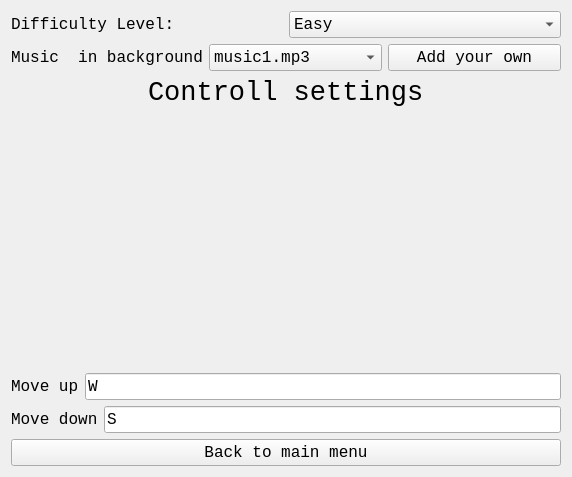
First picture: the form in settings.ui, repository Laxynium/PongGame_with_Qt, before the edit.
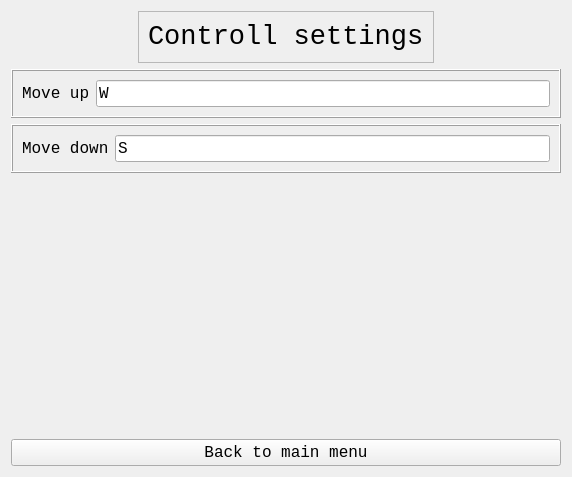
Second picture: the form after the edit. Custom widgets are drawn as their Qt base class.

```diff
--- a/settings.ui
+++ b/settings.ui
@@ -14,116 +14,16 @@
    <string>Form</string>
   </property>
   <layout class="QVBoxLayout" name="verticalLayout">
-   <item>
-    <layout class="QHBoxLayout" name="horizontalLayout">
-     <item>
-      <widget class="QLabel" name="label">
-       <property name="font">
-        <font>
-         <family>Consolas</family>
-         <pointsize>12</pointsize>
-        </font>
-       </property>
-       <property name="layoutDirection">
-        <enum>Qt::LeftToRight</enum>
-       </property>
-       <property name="text">
-        <string>Difficulty Level:</string>
-       </property>
-      </widget>
-     </item>
-     <item>
-      <widget class="QComboBox" name="comboBox">
-       <property name="font">
-        <font>
-         <family>Consolas</family>
-         <pointsize>12</pointsize>
-        </font>
-       </property>
-       <property name="layoutDirection">
-        <enum>Qt::LeftToRight</enum>
-       </property>
-       <item>
-        <property name="text">
-         <string>Easy</string>
-        </property>
-       </item>
-       <item>
-        <property name="text">
-         <string>Medium</string>
-        </property>
-       </item>
-       <item>
-        <property name="text">
-         <string>Hard</string>
-        </property>
-       </item>
-      </widget>
-     </item>
-    </layout>
-   </item>
-   <item>
-    <layout class="QHBoxLayout" name="horizontalLayout_2">
-     <item>
-      <widget class="QLabel" name="label_2">
-       <property name="font">
-        <font>
-         <family>Consolas</family>
-         <pointsize>12</pointsize>
-        </font>
-       </property>
-       <property name="layoutDirection">
-        <enum>Qt::LeftToRight</enum>
-       </property>
-       <property name="text">
-        <string>Music  in background</string>
-       </property>
-      </widget>
-     </item>
-     <item>
-      <widget class="QComboBox" name="comboBox_2">
-       <property name="font">
-        <font>
-         <family>Consolas</family>
-         <pointsize>12</pointsize>
-        </font>
-       </property>
-       <property name="layoutDirection">
-        <enum>Qt::LeftToRight</enum>
-       </property>
-       <item>
-        <property name="text">
-         <string>music1.mp3</string>
-        </property>
-       </item>
-       <item>
-        <property name="text">
-         <string>music2.mp3</string>
-        </property>
-       </item>
-      </widget>
-     </item>
-     <item>
-      <widget class="QPushButton" name="pushButton">
-       <property name="font">
-        <font>
-         <family>Consolas</family>
-         <pointsize>12</pointsize>
-        </font>
-       </property>
-       <property name="layoutDirection">
-        <enum>Qt::LeftToRight</enum>
-       </property>
-       <property name="text">
-        <string>Add your own</string>
-       </property>
-      </widget>
-     </item>
-    </layout>
-   </item>
-   <item>
-    <layout class="QVBoxLayout" name="verticalLayout_2">
-     <item alignment="Qt::AlignHCenter|Qt::AlignTop">
+   <item alignment="Qt::AlignHCenter">
+    <widget class="QFrame" name="frame_3">
+     <property name="frameShape">
+      <enum>QFrame::StyledPanel</enum>
+     </property>
+     <property name="frameShadow">
+      <enum>QFrame::Raised</enum>
+     </property>
+     <layout class="QHBoxLayout" name="horizontalLayout_3">
+      <item alignment="Qt::AlignVCenter">
       <widget class="QLabel" name="label_3">
        <property name="font">
         <font>
@@ -139,8 +39,20 @@
        </property>
       </widget>
      </item>
+     </layout>
+    </widget>
+   </item>
      <item>
-      <layout class="QHBoxLayout" name="horizontalLayout_3">
+    <layout class="QVBoxLayout" name="verticalLayout_2">
+     <item>
+      <widget class="QFrame" name="frame">
+       <property name="frameShape">
+        <enum>QFrame::Box</enum>
+       </property>
+       <property name="frameShadow">
+        <enum>QFrame::Raised</enum>
+       </property>
+       <layout class="QHBoxLayout" name="horizontalLayout">
        <item>
         <widget class="QLabel" name="label_4">
          <property name="font">
@@ -174,9 +86,17 @@
         </widget>
        </item>
       </layout>
+      </widget>
      </item>
      <item>
-      <layout class="QHBoxLayout" name="horizontalLayout_4">
+      <widget class="QFrame" name="frame_2">
+       <property name="frameShape">
+        <enum>QFrame::Box</enum>
+       </property>
+       <property name="frameShadow">
+        <enum>QFrame::Raised</enum>
+       </property>
+       <layout class="QHBoxLayout" name="horizontalLayout_2">
        <item>
         <widget class="QLabel" name="label_5">
          <property name="font">
@@ -210,9 +130,23 @@
         </widget>
        </item>
       </layout>
+      </widget>
      </item>
     </layout>
    </item>
+   <item>
+    <spacer name="verticalSpacer">
+     <property name="orientation">
+      <enum>Qt::Vertical</enum>
+     </property>
+     <property name="sizeHint" stdset="0">
+      <size>
+       <width>20</width>
+       <height>40</height>
+      </size>
+     </property>
+    </spacer>
+   </item>
    <item>
     <widget class="QPushButton" name="back_button">
      <property name="font">
```
Lines whose indentation alone changed are shown as unchanged.
